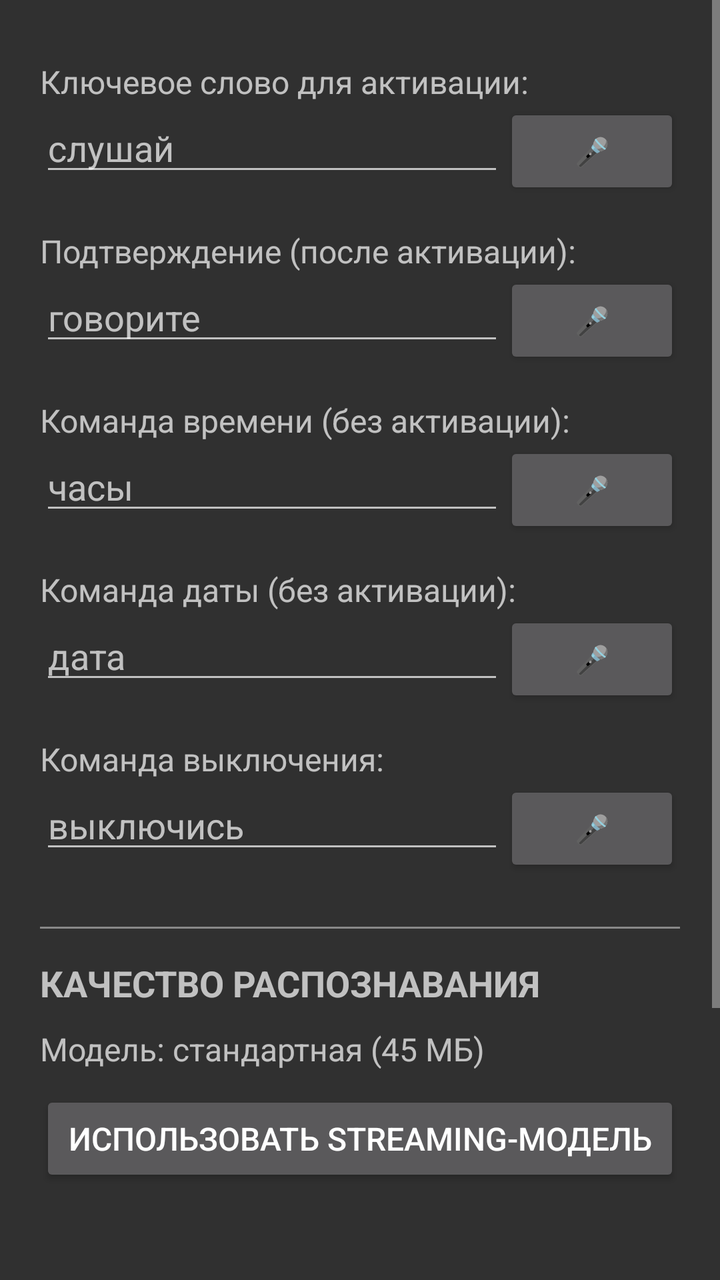
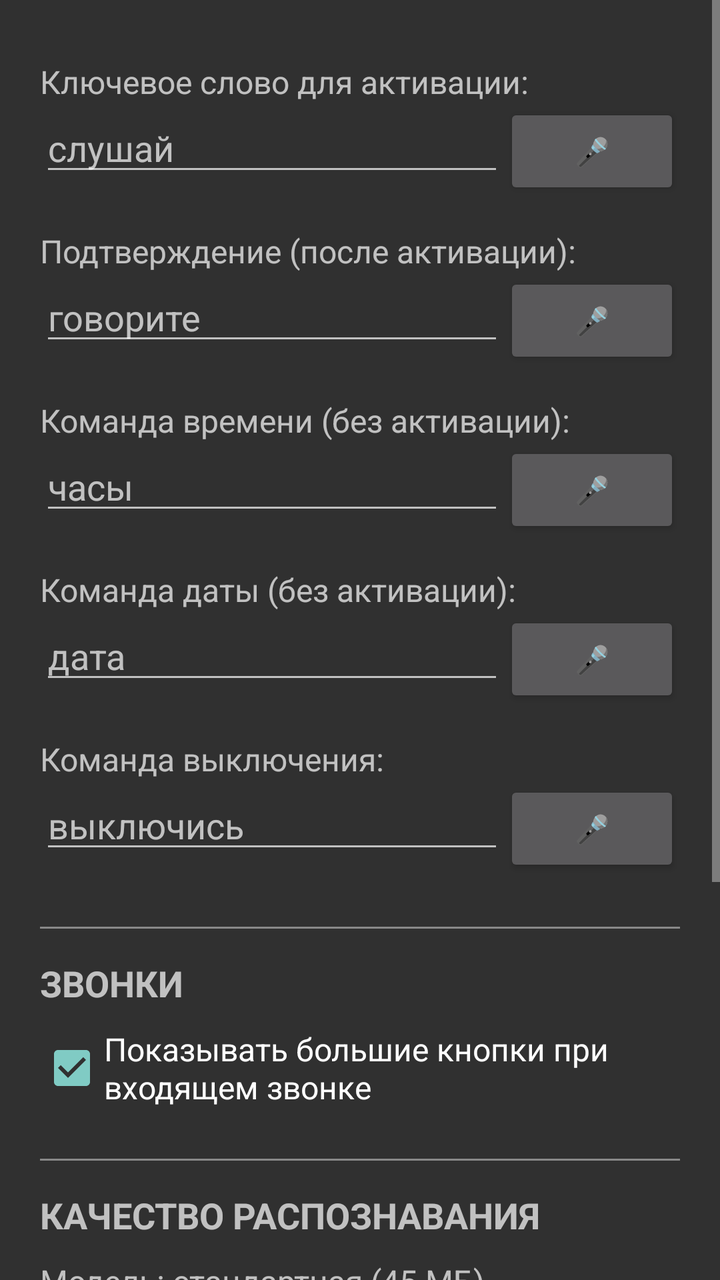

The first picture is an Android layout as it rendered before a commit; the second is the same layout after the commit. The layout source and the unified diff follow.
<!-- AndroidManifest.xml: application theme Theme.AppCompat.NoActionBar -->
<!-- res/layout/activity_settings.xml -->
<?xml version="1.0" encoding="utf-8"?>
<ScrollView xmlns:android="http://schemas.android.com/apk/res/android"
    android:layout_width="match_parent"
    android:layout_height="match_parent">

    <LinearLayout
        android:layout_width="match_parent"
        android:layout_height="wrap_content"
        android:orientation="vertical"
        android:padding="20dp">

        <TextView
            android:layout_width="match_parent"
            android:layout_height="wrap_content"
            android:text="Ключевое слово для активации:"
            android:textSize="16sp"
            android:paddingTop="10dp" />

        <LinearLayout
            android:layout_width="match_parent"
            android:layout_height="wrap_content"
            android:orientation="horizontal">

            <EditText
                android:id="@+id/editActivation"
                android:layout_width="0dp"
                android:layout_height="wrap_content"
                android:layout_weight="1"
                android:hint="слушай"
                android:textSize="18sp" />

            <Button
                android:id="@+id/btnRecordActivation"
                android:layout_width="wrap_content"
                android:layout_height="wrap_content"
                android:text="🎤" />
        </LinearLayout>

        <TextView
            android:layout_width="match_parent"
            android:layout_height="wrap_content"
            android:text="Подтверждение (после активации):"
            android:textSize="16sp"
            android:paddingTop="15dp" />

        <LinearLayout
            android:layout_width="match_parent"
            android:layout_height="wrap_content"
            android:orientation="horizontal">

            <EditText
                android:id="@+id/editConfirm"
                android:layout_width="0dp"
                android:layout_height="wrap_content"
                android:layout_weight="1"
                android:hint="говорите"
                android:textSize="18sp" />

            <Button
                android:id="@+id/btnRecordConfirm"
                android:layout_width="wrap_content"
                android:layout_height="wrap_content"
                android:text="🎤" />
        </LinearLayout>

        <TextView
            android:layout_width="match_parent"
            android:layout_height="wrap_content"
            android:text="Команда времени (без активации):"
            android:textSize="16sp"
            android:paddingTop="15dp" />

        <LinearLayout
            android:layout_width="match_parent"
            android:layout_height="wrap_content"
            android:orientation="horizontal">

            <EditText
                android:id="@+id/editTime"
                android:layout_width="0dp"
                android:layout_height="wrap_content"
                android:layout_weight="1"
                android:hint="часы"
                android:textSize="18sp" />

            <Button
                android:id="@+id/btnRecordTime"
                android:layout_width="wrap_content"
                android:layout_height="wrap_content"
                android:text="🎤" />
        </LinearLayout>

        <TextView
            android:layout_width="match_parent"
            android:layout_height="wrap_content"
            android:text="Команда даты (без активации):"
            android:textSize="16sp"
            android:paddingTop="15dp" />

        <LinearLayout
            android:layout_width="match_parent"
            android:layout_height="wrap_content"
            android:orientation="horizontal">

            <EditText
                android:id="@+id/editDate"
                android:layout_width="0dp"
                android:layout_height="wrap_content"
                android:layout_weight="1"
                android:hint="дата"
                android:textSize="18sp" />

            <Button
                android:id="@+id/btnRecordDate"
                android:layout_width="wrap_content"
                android:layout_height="wrap_content"
                android:text="🎤" />
        </LinearLayout>

        <TextView
            android:layout_width="match_parent"
            android:layout_height="wrap_content"
            android:text="Команда выключения:"
            android:textSize="16sp"
            android:paddingTop="15dp" />

        <LinearLayout
            android:layout_width="match_parent"
            android:layout_height="wrap_content"
            android:orientation="horizontal">

            <EditText
                android:id="@+id/editShutdown"
                android:layout_width="0dp"
                android:layout_height="wrap_content"
                android:layout_weight="1"
                android:hint="выключись"
                android:textSize="18sp" />

            <Button
                android:id="@+id/btnRecordShutdown"
                android:layout_width="wrap_content"
                android:layout_height="wrap_content"
                android:text="🎤" />
        </LinearLayout>

                <View
            android:layout_width="match_parent"
            android:layout_height="1dp"
            android:layout_marginTop="25dp"
            android:background="#888888" />

        <TextView
            android:layout_width="match_parent"
            android:layout_height="wrap_content"
            android:layout_marginTop="15dp"
            android:text="КАЧЕСТВО РАСПОЗНАВАНИЯ"
            android:textSize="18sp"
            android:textStyle="bold" />

        <TextView
            android:id="@+id/modelStatusText"
            android:layout_width="match_parent"
            android:layout_height="wrap_content"
            android:layout_marginTop="10dp"
            android:text="Модель: стандартная (45 МБ)"
            android:textSize="16sp" />

        <Button
            android:id="@+id/btnDownloadLarge"
            android:layout_width="match_parent"
            android:layout_height="wrap_content"
            android:layout_marginTop="10dp"
            android:text="ИСПОЛЬЗОВАТЬ STREAMING-МОДЕЛЬ"
            android:textSize="16sp" />

        <TextView
            android:id="@+id/statusText"
            android:layout_width="match_parent"
            android:layout_height="wrap_content"
            android:layout_marginTop="20dp"
            android:text=""
            android:textSize="18sp"
            android:textStyle="bold"
            android:textColor="#0066CC" />

        <Button
            android:id="@+id/btnSave"
            android:layout_width="match_parent"
            android:layout_height="60dp"
            android:layout_marginTop="25dp"
            android:text="СОХРАНИТЬ"
            android:textSize="18sp" />

        <Button
            android:id="@+id/btnBack"
            android:layout_width="match_parent"
            android:layout_height="60dp"
            android:layout_marginTop="10dp"
            android:text="НАЗАД"
            android:textSize="18sp" />

    </LinearLayout>
</ScrollView>
<!-- resources referenced by this layout -->
<resources>

</resources>

<!-- the commit's change to res/layout/activity_settings.xml (unified diff, before → after) -->
@@ -144,7 +144,32 @@
                 android:text="🎤" />
         </LinearLayout>
 
-                <View
+        
+        <View
+            android:layout_width="match_parent"
+            android:layout_height="1dp"
+            android:layout_marginTop="25dp"
+            android:background="#888888" />
+
+        <TextView
+            android:layout_width="match_parent"
+            android:layout_height="wrap_content"
+            android:layout_marginTop="15dp"
+            android:text="ЗВОНКИ"
+            android:textSize="18sp"
+            android:textStyle="bold" />
+
+        <CheckBox
+            android:id="@+id/checkShowCallButtons"
+            android:layout_width="match_parent"
+            android:layout_height="wrap_content"
+            android:layout_marginTop="10dp"
+            android:text="Показывать большие кнопки при входящем звонке"
+            android:textSize="16sp"
+            android:checked="true" />
+
+        
+        <View
             android:layout_width="match_parent"
             android:layout_height="1dp"
             android:layout_marginTop="25dp"
